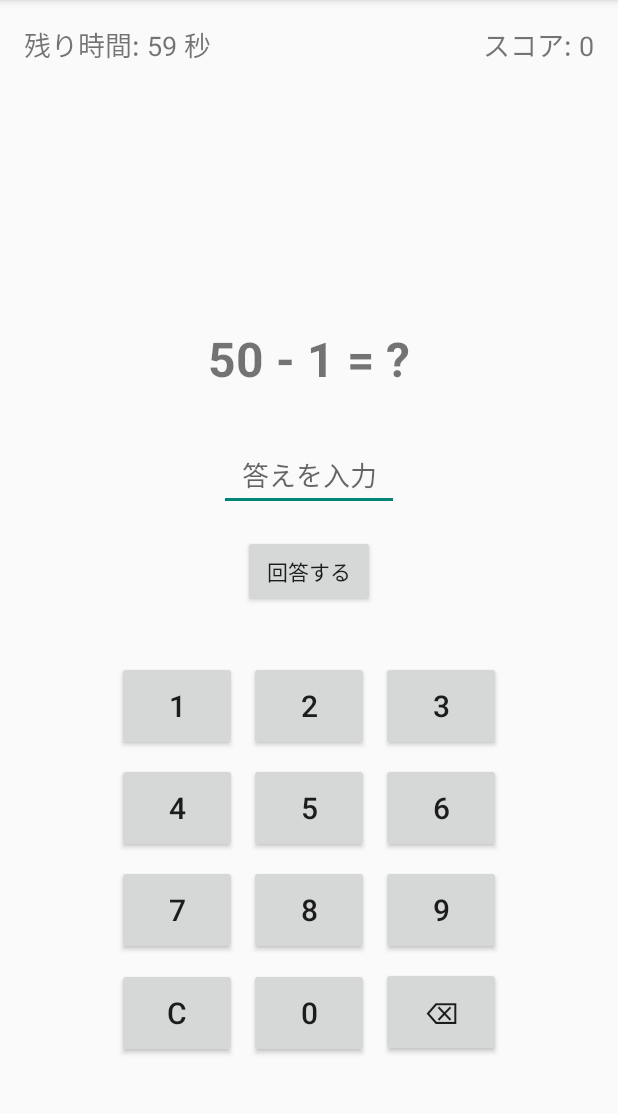
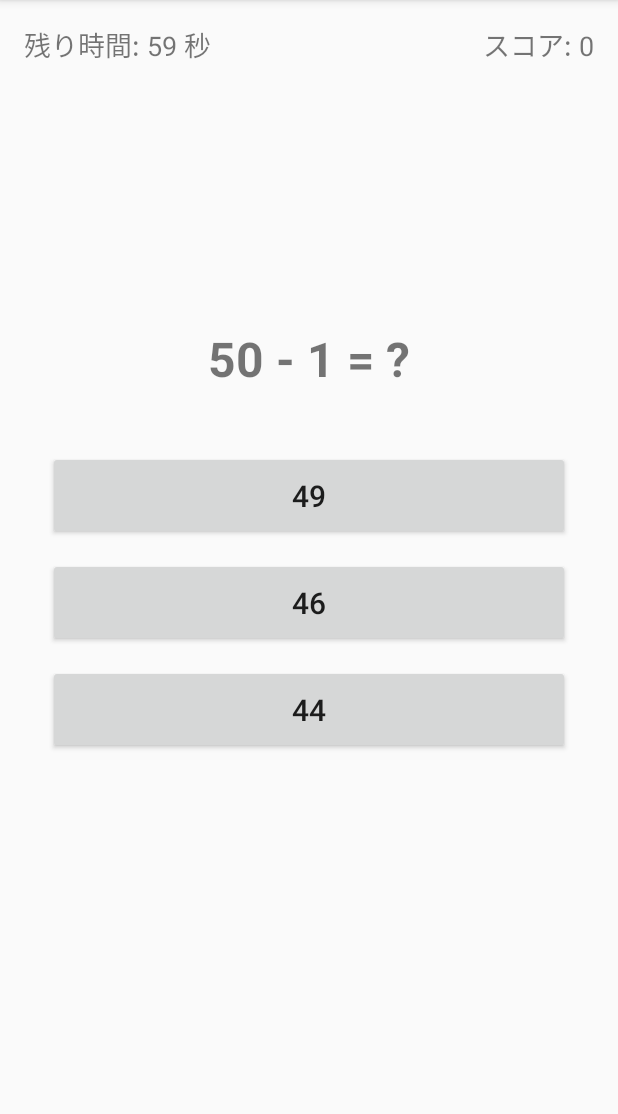
Before and after one commit to morihaya/android-simplue-calculation-game, an Android app: the screen it shows after launch (GameActivity), after a tap on "ゲーム開始", on a phone screen of 412 x 824 dp, the part 84-1198 px from its top. Run offline under Robolectric (Android 15) with nearby library versions, the phone set to English and light mode, and no system bars.

Commit message:
feat: 数字キー入力から3択形式へ
Refactor GameActivity to use choice buttons instead of input field; update Question model to include choices and modify QuestionGenerator to generate them.

```diff
--- a/app/src/main/java/com/example/calculationgame/GameActivity.kt
+++ b/app/src/main/java/com/example/calculationgame/GameActivity.kt
@@ -4,7 +4,6 @@ import android.content.Intent
 import android.os.Bundle
 import android.os.CountDownTimer
 import android.widget.Button
-import android.widget.EditText
 import android.widget.TextView
 import android.widget.Toast
 import androidx.appcompat.app.AppCompatActivity
@@ -13,10 +12,12 @@ import com.example.calculationgame.model.Question
 
 class GameActivity : AppCompatActivity() {
     private lateinit var questionTextView: TextView
-    private lateinit var answerEditText: EditText
-    private lateinit var submitButton: Button
     private lateinit var timerTextView: TextView
     private lateinit var scoreTextView: TextView
+
+    private lateinit var choice1Button: Button
+    private lateinit var choice2Button: Button
+    private lateinit var choice3Button: Button
 
     private lateinit var gameSession: GameSession
     private var currentQuestion: Question? = null
@@ -30,10 +31,12 @@ class GameActivity : AppCompatActivity() {
 
         // UIコンポーネントの初期化
         questionTextView = findViewById(R.id.questionTextView)
-        answerEditText = findViewById(R.id.answerEditText)
-        submitButton = findViewById(R.id.submitButton)
         timerTextView = findViewById(R.id.timerTextView)
         scoreTextView = findViewById(R.id.scoreTextView)
+
+        choice1Button = findViewById(R.id.choice1Button)
+        choice2Button = findViewById(R.id.choice2Button)
+        choice3Button = findViewById(R.id.choice3Button)
 
         // 難易度の取得
         val difficulty = getSharedPreferences("game_prefs", MODE_PRIVATE)
@@ -45,60 +48,39 @@ class GameActivity : AppCompatActivity() {
         // 最初の問題を表示
         nextQuestion()
 
-        // 回答送信ボタンのリスナー
-        submitButton.setOnClickListener {
-            checkAnswer()
-        }
-
-        // 数字キーパッドの設定
-        setupNumericKeypad()
+        // 選択肢ボタンのリスナー設定
+        setupChoiceButtons()
 
         // タイマーの開始
         startTimer()
     }
 
-    private fun setupNumericKeypad() {
-        // 数字ボタン (0-9)
-        for (i in 0..9) {
-            val buttonId = resources.getIdentifier("button$i", "id", packageName)
-            findViewById<Button>(buttonId).setOnClickListener {
-                appendToAnswer(i.toString())
-            }
+    private fun setupChoiceButtons() {
+        choice1Button.setOnClickListener {
+            checkAnswer(choice1Button.text.toString().toInt())
         }
 
-        // クリアボタン
-        findViewById<Button>(R.id.buttonClear).setOnClickListener {
-            answerEditText.setText("")
+        choice2Button.setOnClickListener {
+            checkAnswer(choice2Button.text.toString().toInt())
         }
 
-        // バックスペースボタン
-        findViewById<Button>(R.id.buttonBackspace).setOnClickListener {
-            val currentText = answerEditText.text.toString()
-            if (currentText.isNotEmpty()) {
-                answerEditText.setText(currentText.substring(0, currentText.length - 1))
-                answerEditText.setSelection(answerEditText.text.length)
-            }
+        choice3Button.setOnClickListener {
+            checkAnswer(choice3Button.text.toString().toInt())
         }
-    }
-
-    private fun appendToAnswer(digit: String) {
-        val currentText = answerEditText.text.toString()
-        answerEditText.setText(currentText + digit)
-        answerEditText.setSelection(answerEditText.text.length)
     }
 
     private fun nextQuestion() {
         currentQuestion = gameSession.nextQuestion()
         questionTextView.text = currentQuestion?.getQuestionText()
-        answerEditText.text.clear()
-        answerEditText.requestFocus()
+
+        // 選択肢を設定
+        val choices = currentQuestion?.choices ?: listOf(0, 0, 0)
+        choice1Button.text = choices[0].toString()
+        choice2Button.text = choices[1].toString()
+        choice3Button.text = choices[2].toString()
     }
 
-    private fun checkAnswer() {
-        val userAnswerStr = answerEditText.text.toString()
-        if (userAnswerStr.isEmpty()) return
-
-        val userAnswer = userAnswerStr.toIntOrNull() ?: return
+    private fun checkAnswer(userAnswer: Int) {
         val currentQ = currentQuestion ?: return
 
         val isCorrect = gameSession.submitAnswer(currentQ, userAnswer)
--- a/app/src/main/java/com/example/calculationgame/model/Question.kt
+++ b/app/src/main/java/com/example/calculationgame/model/Question.kt
@@ -4,7 +4,8 @@ data class Question(
     val firstNumber: Int,
     val secondNumber: Int,
     val operation: String, // "+", "-", "*", "/"
-    val correctAnswer: Int
+    val correctAnswer: Int,
+    val choices: List<Int> = emptyList() // 3つの選択肢（正解を含む）
 ) {
     fun getQuestionText(): String {
         return "$firstNumber $operation $secondNumber = ?"
--- a/app/src/main/java/com/example/calculationgame/util/QuestionGenerator.kt
+++ b/app/src/main/java/com/example/calculationgame/util/QuestionGenerator.kt
@@ -49,6 +49,36 @@ class QuestionGenerator(private val difficulty: String) {
             else -> 0
         }
 
-        return Question(firstNumber, secondNumber, operation, correctAnswer)
+        // 選択肢を生成（正解を含む3つの選択肢）
+        val choices = generateChoices(correctAnswer, operation, range)
+
+        return Question(firstNumber, secondNumber, operation, correctAnswer, choices)
+    }
+
+    private fun generateChoices(correctAnswer: Int, operation: String, range: Int): List<Int> {
+        val choices = mutableSetOf(correctAnswer)
+
+        // 選択肢の差の範囲を決定
+        val diffRange = when (operation) {
+            "+" -> 1..5
+            "-" -> 1..5
+            "*" -> 1..3
+            "/" -> 1..2
+            else -> 1..5
+        }
+
+        // 正解に近い2つの選択肢を追加
+        while (choices.size < 3) {
+            val diff = Random.nextInt(diffRange.first, diffRange.last + 1) * if (Random.nextBoolean()) 1 else -1
+            val wrongAnswer = correctAnswer + diff
+
+            // 負の数や0は選択肢に含めない（割り算の場合）
+            if (wrongAnswer > 0) {
+                choices.add(wrongAnswer)
+            }
+        }
+
+        // シャッフルして順番をランダムにする
+        return choices.shuffled()
     }
 }
--- a/app/src/main/res/layout/activity_game.xml
+++ b/app/src/main/res/layout/activity_game.xml
@@ -40,135 +40,45 @@
         app:layout_constraintEnd_toEndOf="parent"
         app:layout_constraintVertical_bias="0.3"/>
 
-    <EditText
-        android:id="@+id/answerEditText"
-        android:layout_width="120dp"
+    <!-- 3つの選択肢ボタン -->
+    <LinearLayout
+        android:id="@+id/choicesLayout"
+        android:layout_width="match_parent"
         android:layout_height="wrap_content"
-        android:hint="答えを入力"
-        android:inputType="number"
-        android:textAlignment="center"
+        android:orientation="vertical"
+        android:gravity="center"
         app:layout_constraintTop_toBottomOf="@id/questionTextView"
         app:layout_constraintStart_toStartOf="parent"
         app:layout_constraintEnd_toEndOf="parent"
-        android:layout_marginTop="32dp"/>
-
-    <Button
-        android:id="@+id/submitButton"
-        android:layout_width="wrap_content"
-        android:layout_height="wrap_content"
-        android:text="回答する"
-        app:layout_constraintTop_toBottomOf="@id/answerEditText"
-        app:layout_constraintStart_toStartOf="parent"
-        app:layout_constraintEnd_toEndOf="parent"
-        android:layout_marginTop="16dp"/>
-
-    <!-- 数字キーパッド -->
-    <GridLayout
-        android:id="@+id/keypadGrid"
-        android:layout_width="wrap_content"
-        android:layout_height="wrap_content"
-        android:columnCount="3"
-        android:rowCount="4"
-        app:layout_constraintTop_toBottomOf="@id/submitButton"
-        app:layout_constraintStart_toStartOf="parent"
-        app:layout_constraintEnd_toEndOf="parent"
-        android:layout_marginTop="32dp">
+        android:layout_marginTop="40dp"
+        android:layout_marginStart="32dp"
+        android:layout_marginEnd="32dp">
 
         <Button
-            android:id="@+id/button1"
-            android:layout_width="80dp"
-            android:layout_height="60dp"
-            android:text="1"
+            android:id="@+id/choice1Button"
+            android:layout_width="match_parent"
+            android:layout_height="wrap_content"
+            android:text="12"
             android:textSize="20sp"
-            android:layout_margin="4dp"/>
+            android:padding="16dp"
+            android:layout_marginBottom="12dp"/>
 
         <Button
-            android:id="@+id/button2"
-            android:layout_width="80dp"
-            android:layout_height="60dp"
-            android:text="2"
+            android:id="@+id/choice2Button"
+            android:layout_width="match_parent"
+            android:layout_height="wrap_content"
+            android:text="13"
             android:textSize="20sp"
-            android:layout_margin="4dp"/>
+            android:padding="16dp"
+            android:layout_marginBottom="12dp"/>
 
         <Button
-            android:id="@+id/button3"
-            android:layout_width="80dp"
-            android:layout_height="60dp"
-            android:text="3"
+            android:id="@+id/choice3Button"
+            android:layout_width="match_parent"
+            android:layout_height="wrap_content"
+            android:text="14"
             android:textSize="20sp"
-            android:layout_margin="4dp"/>
-
-        <Button
-            android:id="@+id/button4"
-            android:layout_width="80dp"
-            android:layout_height="60dp"
-            android:text="4"
-            android:textSize="20sp"
-            android:layout_margin="4dp"/>
-
-        <Button
-            android:id="@+id/button5"
-            android:layout_width="80dp"
-            android:layout_height="60dp"
-            android:text="5"
-            android:textSize="20sp"
-            android:layout_margin="4dp"/>
-
-        <Button
-            android:id="@+id/button6"
-            android:layout_width="80dp"
-            android:layout_height="60dp"
-            android:text="6"
-            android:textSize="20sp"
-            android:layout_margin="4dp"/>
-
-        <Button
-            android:id="@+id/button7"
-            android:layout_width="80dp"
-            android:layout_height="60dp"
-            android:text="7"
-            android:textSize="20sp"
-            android:layout_margin="4dp"/>
-
-        <Button
-            android:id="@+id/button8"
-            android:layout_width="80dp"
-            android:layout_height="60dp"
-            android:text="8"
-            android:textSize="20sp"
-            android:layout_margin="4dp"/>
-
-        <Button
-            android:id="@+id/button9"
-            android:layout_width="80dp"
-            android:layout_height="60dp"
-            android:text="9"
-            android:textSize="20sp"
-            android:layout_margin="4dp"/>
-
-        <Button
-            android:id="@+id/buttonClear"
-            android:layout_width="80dp"
-            android:layout_height="60dp"
-            android:text="C"
-            android:textSize="20sp"
-            android:layout_margin="4dp"/>
-
-        <Button
-            android:id="@+id/button0"
-            android:layout_width="80dp"
-            android:layout_height="60dp"
-            android:text="0"
-            android:textSize="20sp"
-            android:layout_margin="4dp"/>
-
-        <Button
-            android:id="@+id/buttonBackspace"
-            android:layout_width="80dp"
-            android:layout_height="60dp"
-            android:text="⌫"
-            android:textSize="20sp"
-            android:layout_margin="4dp"/>
-    </GridLayout>
+            android:padding="16dp"/>
+    </LinearLayout>
 
 </androidx.constraintlayout.widget.ConstraintLayout>
```
